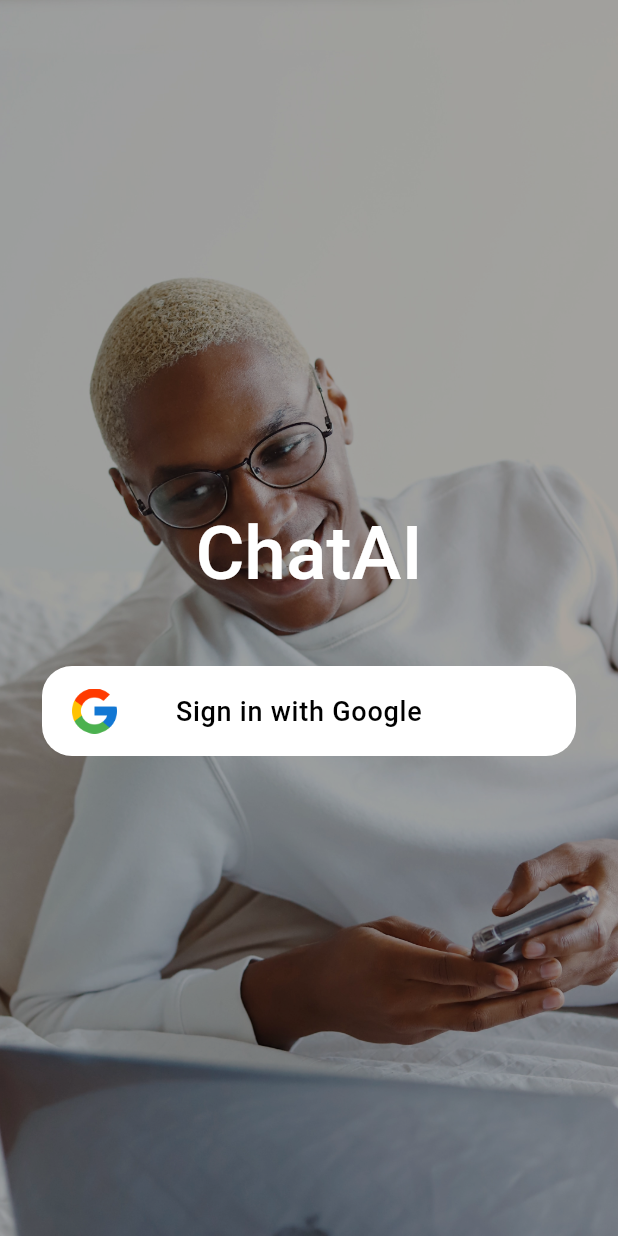
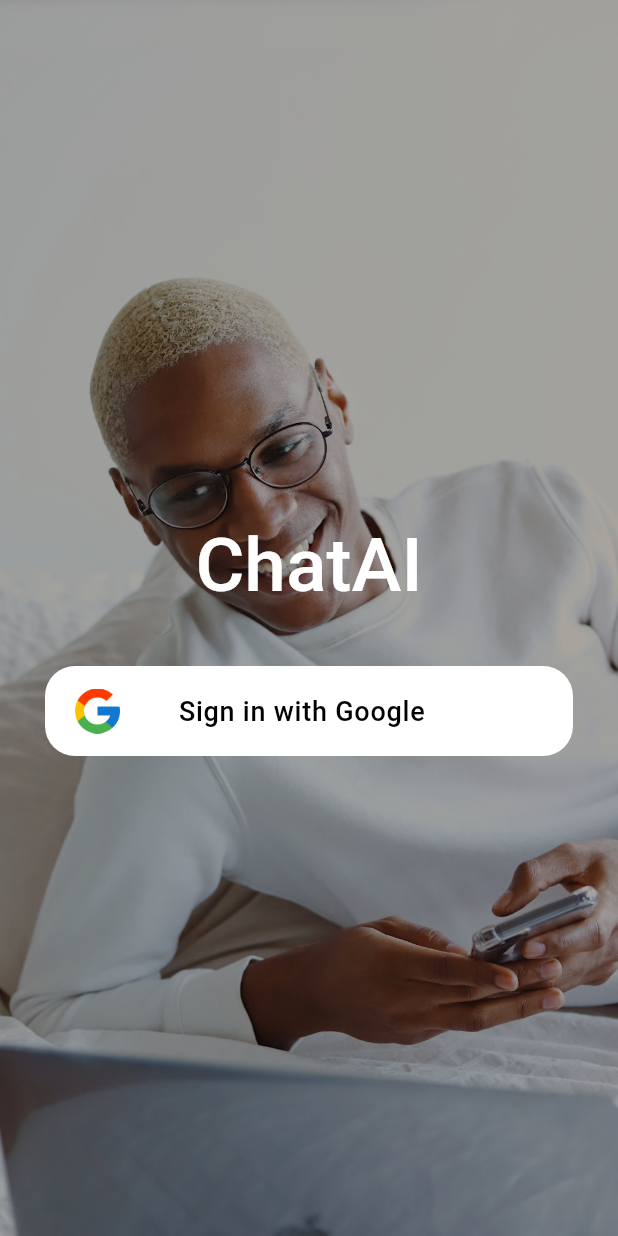
Before and after one commit to JojoDom/ChatAI, a Flutter app: the LoginPage screen opened directly, on a phone screen of 412 x 824 dp. Run offline on Flutter 3.47's test engine with Material 3 defaults, Android fonts, the phone set to English and light mode, and no system bars; drawn by our look-alikes of flutter_animate; our stand-ins replace assets_audio_player, cherry_toast, dash_chat_2, dio, firebase_auth, firebase_core and 9 more; missing offline and left inert: auth_state_manager, chat_gpt_sdk, connection_notifier, draggable_fab; accounts and stored records are empty; network calls fail.

```diff
--- a/chat_ai/lib/screens/login_page.dart
+++ b/chat_ai/lib/screens/login_page.dart
@@ -68,7 +68,7 @@ class _LoginPageState extends State<LoginPage> {
                     ),
                   ),
                   Padding(
-                    padding: const EdgeInsets.all(8.0),
+                    padding: const EdgeInsets.symmetric(horizontal: 10),
                     child: CustomButton(
                       onTap: () async {
                         setState(() {
--- a/chat_ai/lib/widgets/custom_button.dart
+++ b/chat_ai/lib/widgets/custom_button.dart
@@ -35,7 +35,6 @@ class CustomButton extends StatelessWidget {
       onTap: onTap,
       child: Container(
         margin: const EdgeInsets.symmetric(horizontal: 20, vertical: 5),
-        width: MediaQuery.of(context).size.width>600? MediaQuery.of(context).size.width*0.7 :double.infinity,
         decoration: BoxDecoration(
             color: buttonColor ?? Colors.white,
             border: Border.all(color: borderColor ?? Colors.transparent),
```
Also changed, not shown: chat_ai/pubspec.yaml (+7 -0 lines), chat_ai/assets/images/cartoon_chat.jpeg (deleted), chat_ai/assets/images/chat.png (added), chat_ai/assets/images/welcome_bg.jpg (deleted), chat_ai/pubspec.lock, 27 other files.
